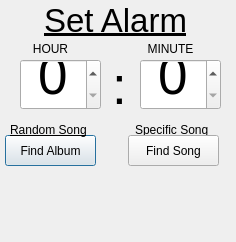
First picture: the form in PyAlarm.ui, repository brandorags/PyAlarm, before the edit.
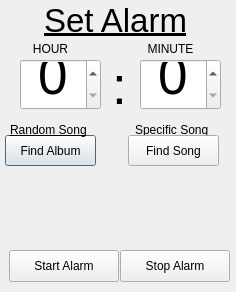
Second picture: the form after the edit.

Commit message: added "Start Alarm" and "Stop Alarm" buttons and can play a song

```diff
--- a/PyAlarm.ui
+++ b/PyAlarm.ui
@@ -7,7 +7,7 @@
     <x>0</x>
     <y>0</y>
     <width>236</width>
-    <height>242</height>
+    <height>292</height>
    </rect>
   </property>
   <property name="windowTitle">
@@ -236,6 +236,41 @@
     <bool>true</bool>
    </property>
   </widget>
+  <widget class="QPushButton" name="start_alarm_button">
+   <property name="geometry">
+    <rect>
+     <x>9</x>
+     <y>250</y>
+     <width>110</width>
+     <height>32</height>
+    </rect>
+   </property>
+   <property name="cursor">
+    <cursorShape>PointingHandCursor</cursorShape>
+   </property>
+   <property name="text">
+    <string>Start Alarm</string>
+   </property>
+   <property name="checkable">
+    <bool>false</bool>
+   </property>
+  </widget>
+  <widget class="QPushButton" name="stop_alarm_button">
+   <property name="geometry">
+    <rect>
+     <x>120</x>
+     <y>250</y>
+     <width>110</width>
+     <height>32</height>
+    </rect>
+   </property>
+   <property name="cursor">
+    <cursorShape>PointingHandCursor</cursorShape>
+   </property>
+   <property name="text">
+    <string>Stop Alarm</string>
+   </property>
+  </widget>
  </widget>
  <resources/>
  <connections/>
```
Left out of the diff: 80 changed lines with no effect on the pictures. The commit also changes 2 other files.
